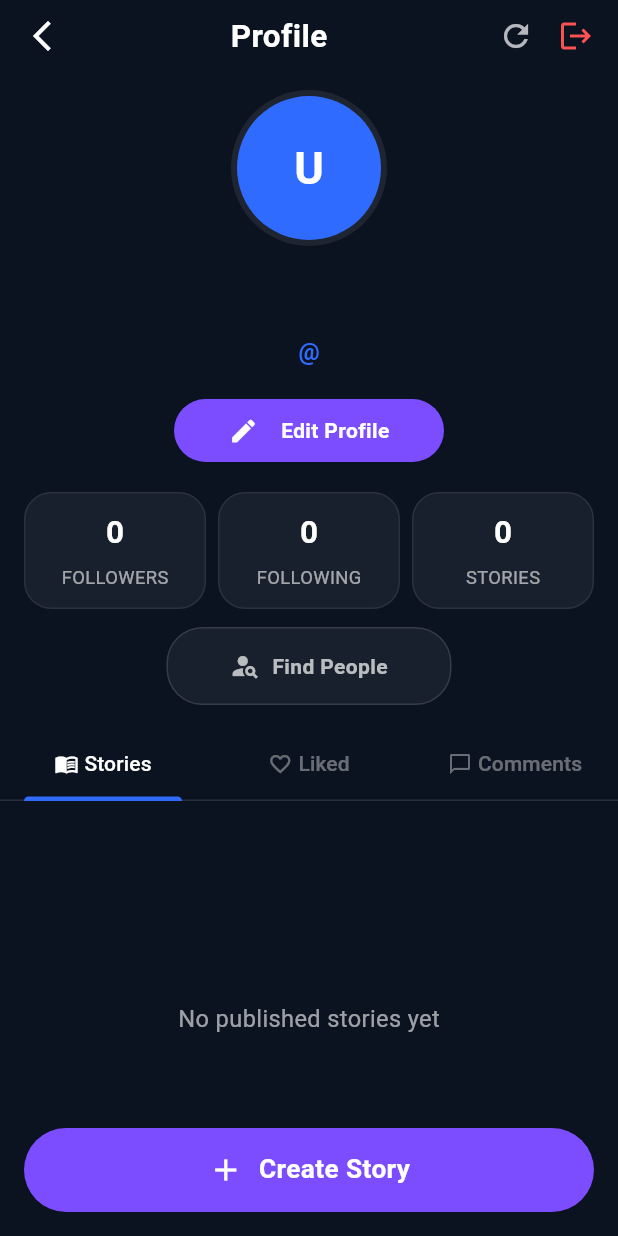
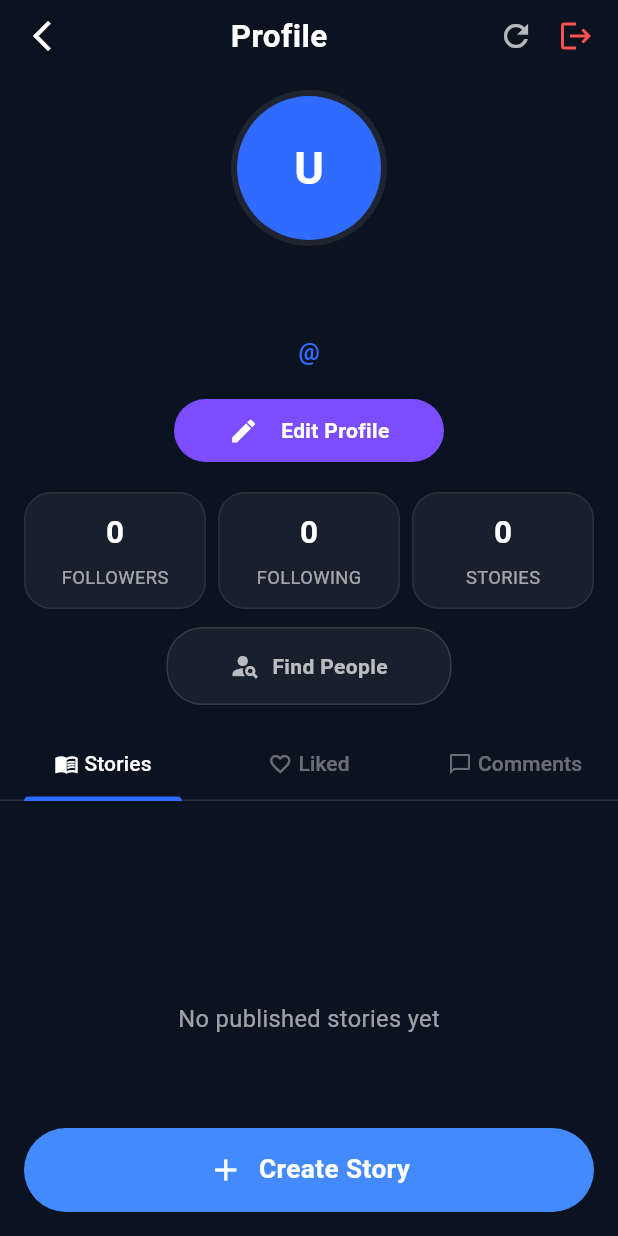
Before and after one commit to Pakhrin007/Storyo, a Flutter app: the ProfileScreen screen opened by its route, on a phone screen of 412 x 824 dp. Run offline on Flutter 3.47's test engine with Material 3 defaults, Android fonts, the phone set to English and light mode, and no system bars; drawn by our look-alikes of velocity_x; our stand-ins replace cloud_firestore, file_picker, firebase_auth, firebase_core, firebase_messaging, google_sign_in and 2 more; missing offline and left inert: syncfusion_flutter_pdfviewer; accounts and stored records are empty.

Commit message:
button color changes

```diff
--- a/lib/main.dart
+++ b/lib/main.dart
@@ -28,10 +28,8 @@ Future<void> main() async {
 
   await Firebase.initializeApp(options: DefaultFirebaseOptions.currentPlatform);
 
-  // Set up FCM background handler.
   FirebaseMessaging.onBackgroundMessage(_firebaseMessagingBackgroundHandler);
 
-  // Initialize FCM token (permission + token storage).
   await NotificationService().initFCMToken();
 
   runApp(const MyApp());
--- a/lib/screens/profile/profile_screen.dart
+++ b/lib/screens/profile/profile_screen.dart
@@ -746,7 +746,7 @@ class _ProfileScreenState extends State<ProfileScreen>
               height: 56,
               width: double.infinity,
               decoration: BoxDecoration(
-                color: Colors.deepPurpleAccent,
+                color: Colors.blueAccent,
                 borderRadius: BorderRadius.circular(30),
               ),
               child: HStack([
```
